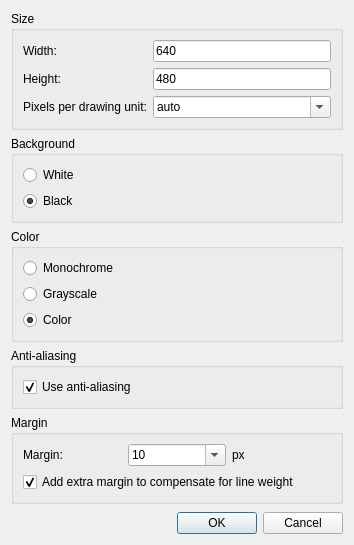
qcad/qcad, file scripts/File/BitmapExport/BitmapExportDialog.ui: the form before one commit.
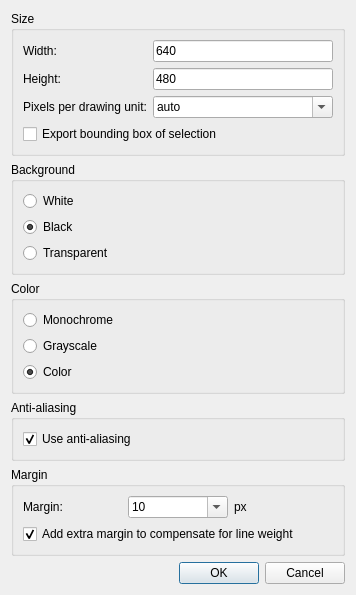
The form after the commit. Icons and pictures are not drawn. Custom widgets are drawn as their Qt base class.

Commit message: add options for transparent background, export selection bounding box

Patch:
```diff
--- a/scripts/File/BitmapExport/BitmapExportDialog.ui
+++ b/scripts/File/BitmapExport/BitmapExportDialog.ui
@@ -6,8 +6,8 @@
    <rect>
     <x>0</x>
     <y>0</y>
-    <width>354</width>
-    <height>545</height>
+    <width>356</width>
+    <height>587</height>
    </rect>
   </property>
   <property name="windowTitle">
@@ -145,6 +145,13 @@
         </item>
        </widget>
       </item>
+      <item row="3" column="0" colspan="2">
+       <widget class="QCheckBox" name="Selection">
+        <property name="text">
+         <string>Export bounding box of selection</string>
+        </property>
+       </widget>
+      </item>
      </layout>
     </widget>
    </item>
@@ -174,6 +181,13 @@
         </property>
        </widget>
       </item>
+      <item>
+       <widget class="QRadioButton" name="TransparentBackground">
+        <property name="text">
+         <string>Transparent</string>
+        </property>
+       </widget>
+      </item>
      </layout>
     </widget>
    </item>
```
The commit also changes 1 other file.
